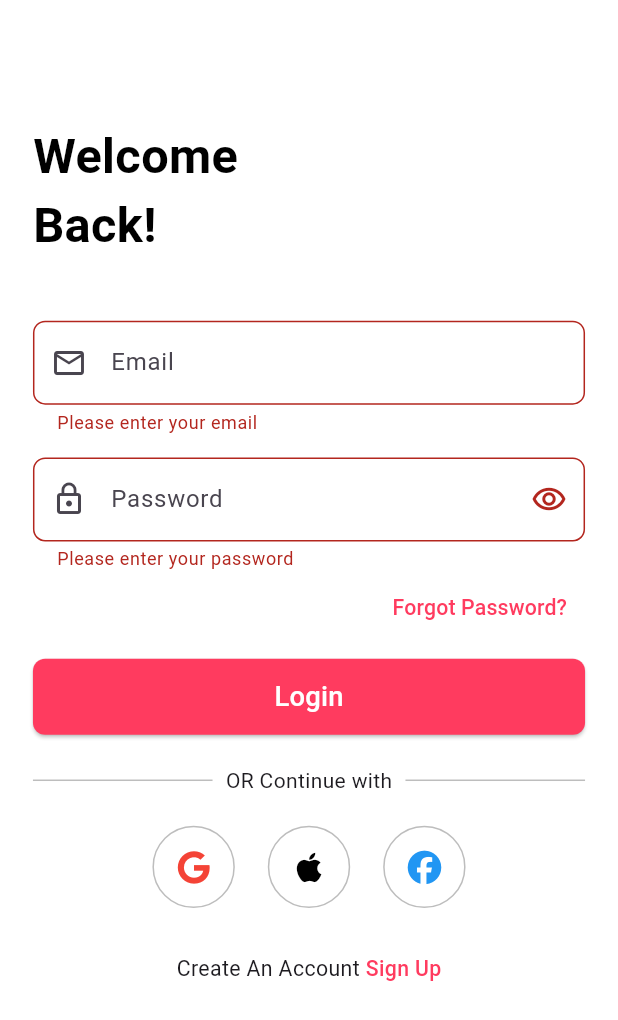
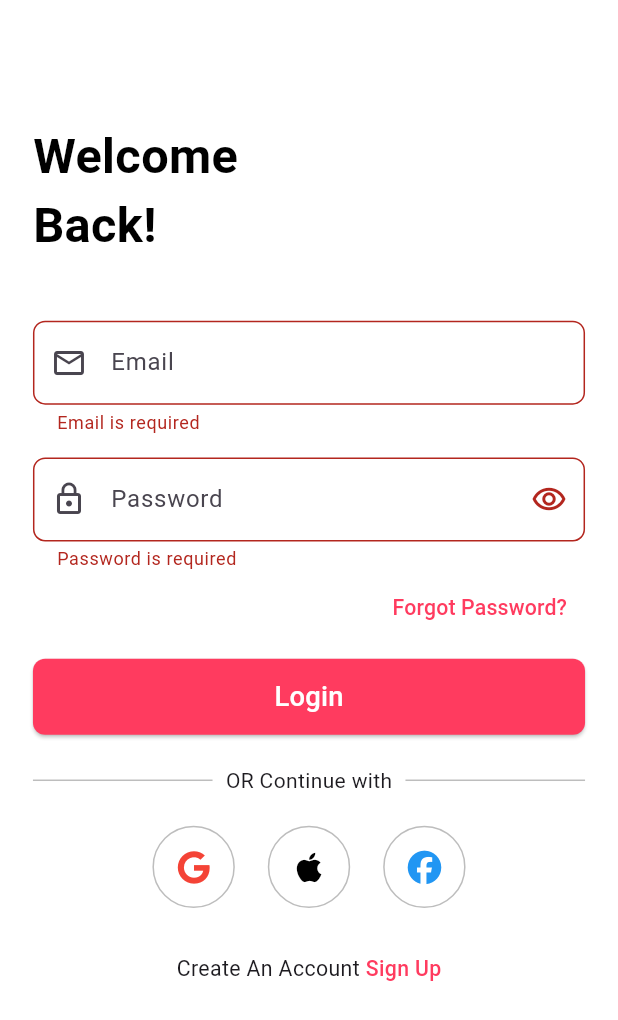
Before and after one commit to Danish-Siddiqui-0318/Baby_shop_hub_ecommerce, a Flutter app: the screen it shows after launch, after a tap on "Login", on a phone screen of 412 x 824 dp. Shown: the top 1020 px of the screen. Run offline on Flutter 3.47's test engine with Material 3 defaults, Android fonts, the phone set to English and light mode, and no system bars; our stand-ins replace flutter_screenutil, font_awesome_flutter.

Commit message:
some change

```diff
--- a/lib/Admin/login.dart
+++ b/lib/Admin/login.dart
@@ -51,13 +51,11 @@ class _LoginState extends State<Login> {
                     borderSide: BorderSide(color: Colors.grey.shade300),
                   ),
                 ),
-                validator: (value) {
-                  if (value == null || value.isEmpty) {
-                    return 'Please enter your email';
-                  }
-                  if (!RegExp(r'^[\w-\.]+@([\w-]+\.)+[\w-]{2,4}$')
-                      .hasMatch(value)) {
-                    return 'Please enter a valid email';
+                validator: (input) {
+                      if (input!.isEmpty) {
+                        return "Email is required";
+                      } else if (!input.contains('@') || !input.contains('.com')) {
+                        return "Enter valid email";
                       }
                       return null;
                     },
@@ -89,12 +87,11 @@ class _LoginState extends State<Login> {
                     borderSide: BorderSide(color: Colors.grey.shade300),
                   ),
                 ),
-                validator: (value) {
-                  if (value == null || value.isEmpty) {
-                    return 'Please enter your password';
-                  }
-                  if (value.length < 6) {
-                    return 'Password must be at least 6 characters';
+                validator: (input) {
+                      if (input!.isEmpty) {
+                        return "Password is required";
+                      } else if (input.length < 8) {
+                        return "Password should be at least 8 characters";
                       }
                       return null;
                     },
```
Also changed, not shown: lib/Admin/signup.dart (+10 -14 lines). Lines whose indentation alone changed are shown as unchanged.
